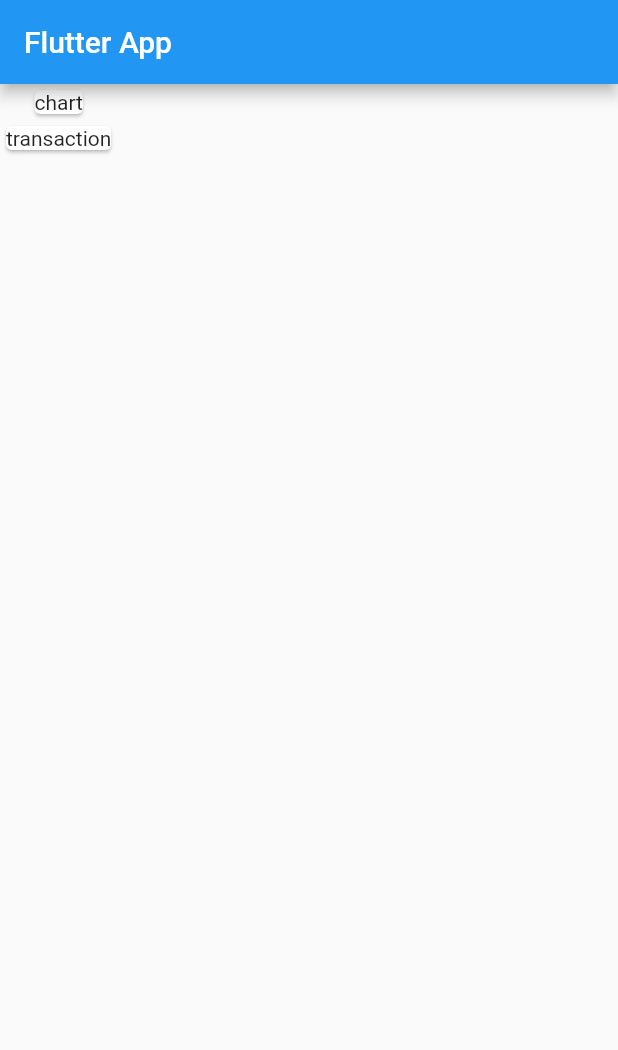
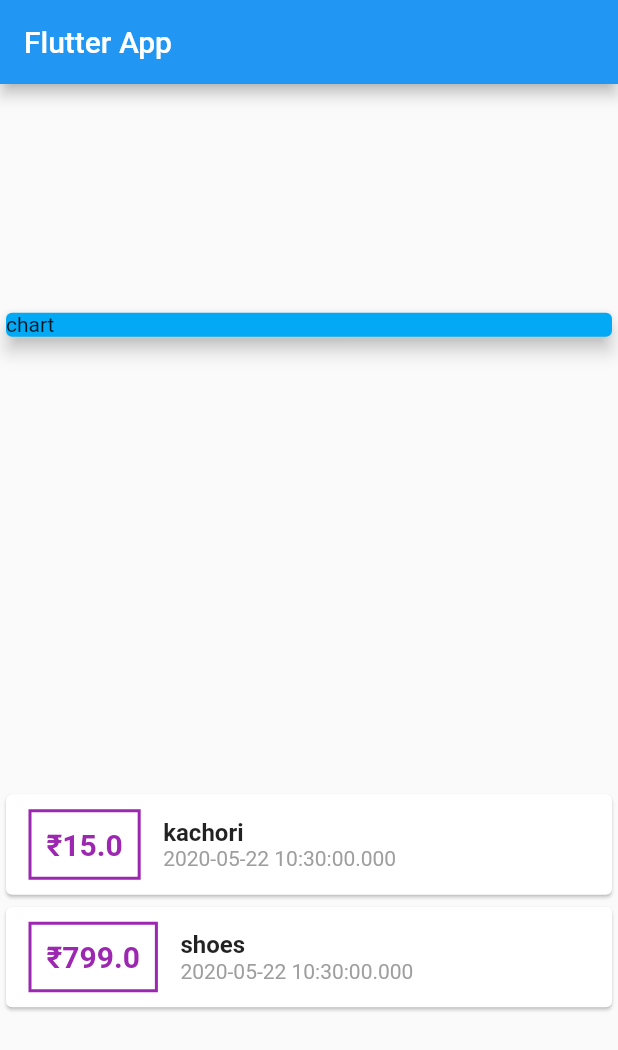
Before and after one commit to keerthanchand/personal-expenses, a Flutter app: the screen it shows after launch, on a phone screen of 412 x 824 dp. Shown: the top 1050 px of the screen. Run offline on Flutter 3.47's test engine with Material 2 defaults, Android fonts, the phone set to English and light mode, and no system bars.

```diff
--- a/lib/main.dart
+++ b/lib/main.dart
@@ -1,3 +1,4 @@
+import './transaction.dart';
 import 'package:flutter/material.dart';
 
 void main() {
@@ -15,6 +16,20 @@ class MyApp extends StatelessWidget {
 }
 
 class MyHomePage extends StatelessWidget {
+  List<Transaction> transactions = [
+    Transaction(
+      id: 't1',
+      title: 'kachori',
+      amount: 15,
+      date: DateTime.now(),
+    ),
+    Transaction(
+      id: 't2',
+      title: 'shoes',
+      amount: 799,
+      date: DateTime.now(),
+    ),
+  ];
   @override
   Widget build(BuildContext context) {
     return Scaffold(
@@ -22,15 +37,65 @@ class MyHomePage extends StatelessWidget {
         title: Text('Flutter App'),
       ),
       body: Column(
+        mainAxisAlignment: MainAxisAlignment.spaceAround,
         children: <Widget>[
           Container(
+            width: double.infinity,
             child: Card(
+              elevation: 5,
+              color: Colors.lightBlue,
               child: Text('chart'),
             ),
           ),
-          Card(
-            child: Text('transaction'),
-          )
+          Column(
+            children: transactions.map((tx) {
+              return Card(
+                child: Row(
+                  children: <Widget>[
+                    Container(
+                      margin: EdgeInsets.symmetric(
+                        vertical: 10,
+                        horizontal: 15,
+                      ),
+                      decoration: BoxDecoration(
+                        border: Border.all(
+                          color: Colors.purple,
+                          width: 2,
+                        ),
+                      ),
+                      padding: EdgeInsets.all(10),
+                      child: Text(
+                        '₹${tx.amount}',
+                        style: TextStyle(
+                          fontWeight: FontWeight.bold,
+                          fontSize: 20,
+                          color: Colors.purple,
+                        ),
+                      ),
+                    ),
+                    Column(
+                      crossAxisAlignment: CrossAxisAlignment.start,
+                      children: <Widget>[
+                        Text(
+                          tx.title,
+                          style: TextStyle(
+                            fontSize: 16,
+                            fontWeight: FontWeight.bold,
+                          ),
+                        ),
+                        Text(
+                          tx.date.toString(),
+                          style: TextStyle(
+                            color: Colors.grey,
+                          ),
+                        ),
+                      ],
+                    )
+                  ],
+                ),
+              );
+            }).toList(),
+          ),
         ],
       ),
     );
--- /dev/null
+++ b/lib/transaction.dart
@@ -0,0 +1,15 @@
+import 'package:flutter/foundation.dart';
+
+class Transaction {
+  final String id;
+  final String title;
+  final double amount;
+  final DateTime date;
+
+  Transaction({
+    @required this.id,
+    @required this.title,
+    @required this.amount,
+    @required this.date,
+  });
+}
--- a/pubspec.yaml
+++ b/pubspec.yaml
@@ -23,6 +23,8 @@ environment:
 dependencies:
   flutter:
     sdk: flutter
+  intl: ^0.16.1
+
 
 
   # The following adds the Cupertino Icons font to your application.
```
Also changed, not shown: pubspec.lock.
